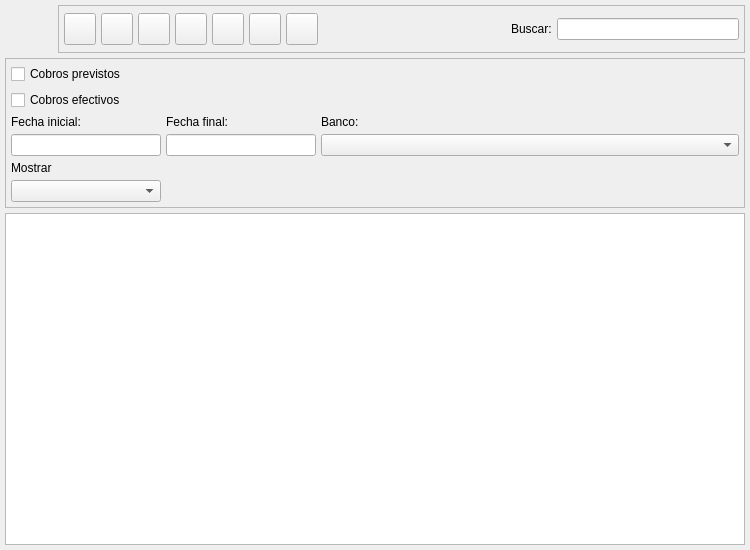
First picture: the form in bulmages/bulmafact/plugins/pluginbf_recibo/reciboslistbase.ui, repository eboladev/Bulmages-1, before the edit.
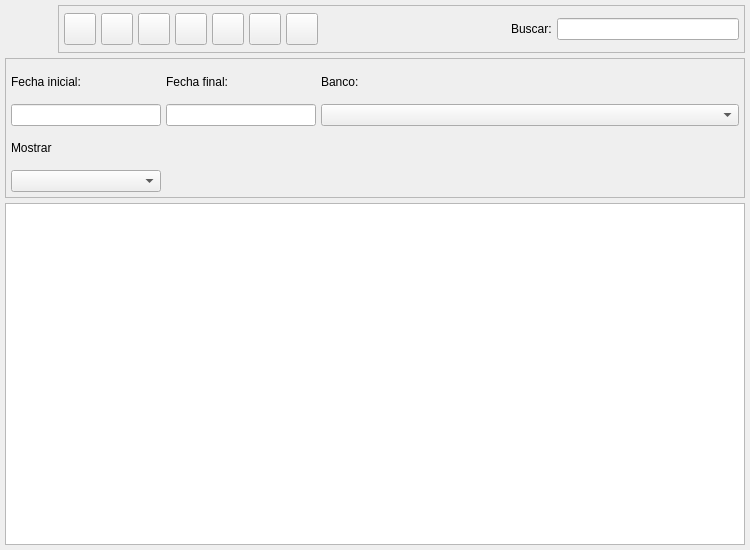
Second picture: the form after the edit. Icons and pictures are not drawn. Custom widgets are drawn as their Qt base class.

What changed in the file:
```diff
--- a/bulmages/bulmafact/plugins/pluginbf_recibo/reciboslistbase.ui
+++ b/bulmages/bulmafact/plugins/pluginbf_recibo/reciboslistbase.ui
@@ -48,17 +48,17 @@
       <property name="spacing" >
        <number>5</number>
       </property>
-      <item row="1" column="2" >
+      <item row="0" column="2" >
        <widget class="QLabel" name="textLabel1_5" >
         <property name="text" >
          <string>Banco:</string>
         </property>
        </widget>
       </item>
-      <item row="2" column="2" >
+      <item row="1" column="2" >
        <widget class="BfBuscarBanco" name="mui_idbanco" >
         <property name="sizePolicy" >
-         <sizepolicy vsizetype="Fixed" hsizetype="Expanding" >
+         <sizepolicy vsizetype="Fixed" hsizetype="Preferred" >
           <horstretch>0</horstretch>
           <verstretch>0</verstretch>
          </sizepolicy>
@@ -71,14 +71,14 @@
         </property>
        </widget>
       </item>
-      <item row="1" column="1" >
+      <item row="0" column="1" >
        <widget class="QLabel" name="textLabel1_4_2" >
         <property name="text" >
          <string>Fecha final:</string>
         </property>
        </widget>
       </item>
-      <item row="2" column="1" >
+      <item row="1" column="1" >
        <widget class="BlDateSearch" name="m_fechafin" >
         <property name="sizePolicy" >
          <sizepolicy vsizetype="Preferred" hsizetype="Fixed" >
@@ -94,14 +94,14 @@
         </property>
        </widget>
       </item>
-      <item row="1" column="0" >
+      <item row="0" column="0" >
        <widget class="QLabel" name="textLabel1_4" >
         <property name="text" >
          <string>Fecha inicial:</string>
         </property>
        </widget>
       </item>
-      <item row="2" column="0" >
+      <item row="1" column="0" >
        <widget class="BlDateSearch" name="m_fechain" >
         <property name="sizePolicy" >
          <sizepolicy vsizetype="Preferred" hsizetype="Fixed" >
@@ -117,44 +117,10 @@
         </property>
        </widget>
       </item>
-      <item row="0" column="0" colspan="3" >
-       <layout class="QHBoxLayout" >
-        <property name="spacing" >
-         <number>5</number>
-        </property>
-        <property name="margin" >
-         <number>0</number>
-        </property>
-        <item>
-         <layout class="QVBoxLayout" >
-          <property name="spacing" >
-           <number>6</number>
-          </property>
-          <property name="margin" >
-           <number>0</number>
-          </property>
-          <item>
-           <widget class="QCheckBox" name="mui_previsiones" >
-            <property name="text" >
-             <string>Cobros previstos</string>
-            </property>
-           </widget>
-          </item>
-          <item>
-           <widget class="QCheckBox" name="mui_efectivos" >
-            <property name="text" >
-             <string>Cobros efectivos</string>
-            </property>
-           </widget>
-          </item>
-         </layout>
-        </item>
-       </layout>
-      </item>
-      <item row="5" column="0" >
-       <widget class="QComboBox" name="mui_procesada" />
-      </item>
       <item row="4" column="0" >
+       <widget class="QComboBox" name="mui_procesada" />
+      </item>
+      <item row="3" column="0" >
        <widget class="QLabel" name="label_2" >
         <property name="text" >
          <string>Mostrar</string>
```
